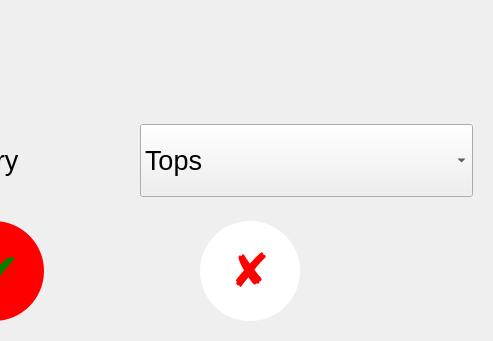
First picture: the form in AddClothesConfirmationUi.ui, repository beaesguerra/dressr, before the edit; both pictures show x 227 to 720 and y 947 to 1288 of the 720 by 1288 pixel window.
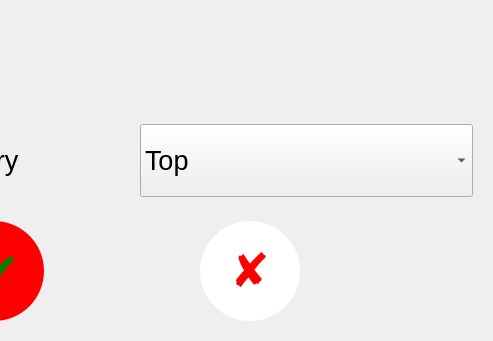
Second picture: the form after the edit.

```diff
--- a/AddClothesConfirmationUi.ui
+++ b/AddClothesConfirmationUi.ui
@@ -117,7 +117,7 @@
         </property>
         <item>
          <property name="text">
-          <string>Tops</string>
+          <string>Top</string>
          </property>
         </item>
         <item>
```
Left out of the diff: 2 changed lines with no effect on the pictures.
